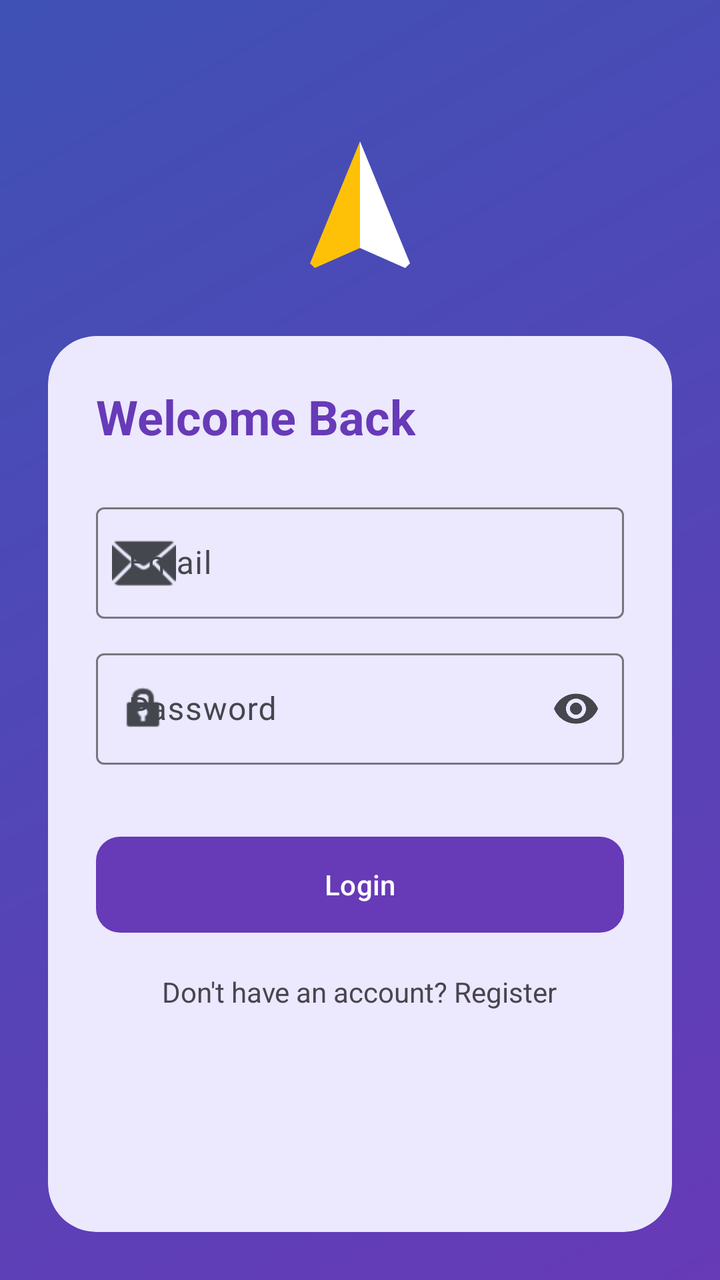
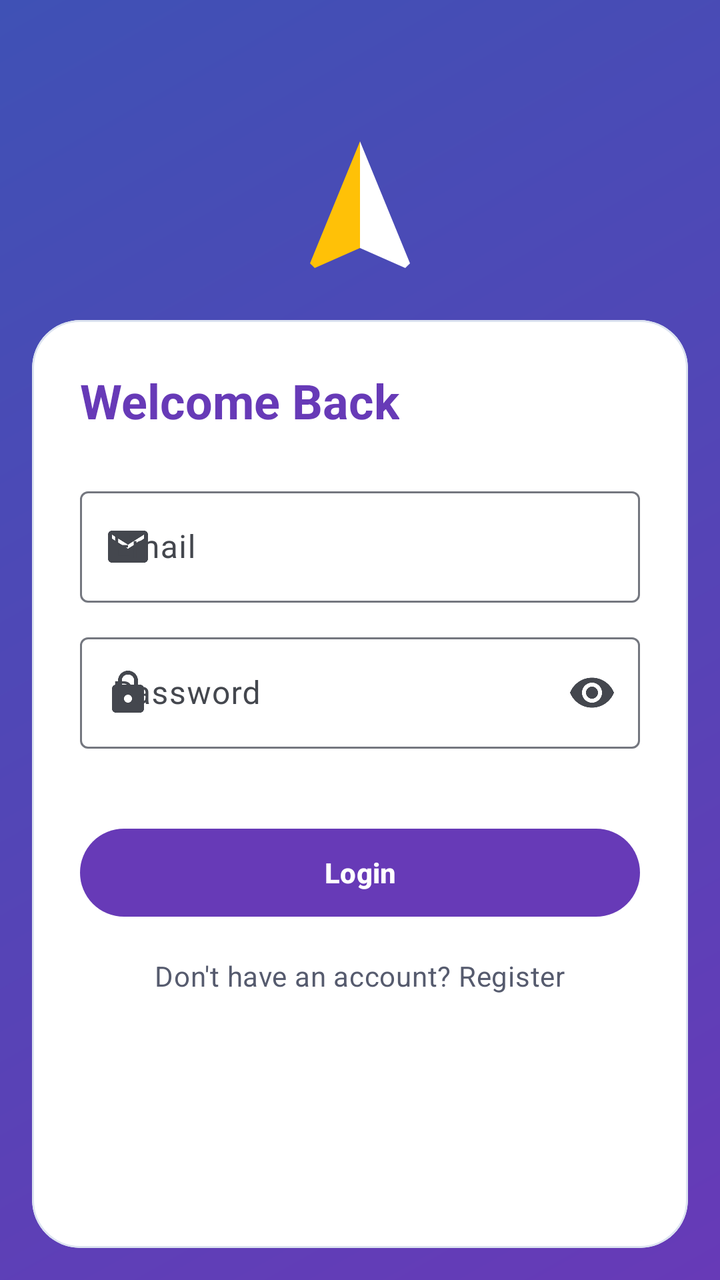

Two renders of the same Android screen: before a commit and after it. Below are the layout's source before the change and the commit's diff.
<!-- AndroidManifest.xml: application theme Theme.CampusConnect -->
<!-- res/layout/activity_login.xml -->
<?xml version="1.0" encoding="utf-8"?>
<androidx.constraintlayout.widget.ConstraintLayout xmlns:android="http://schemas.android.com/apk/res/android"
    xmlns:app="http://schemas.android.com/apk/res-auto"
    android:layout_width="match_parent"
    android:layout_height="match_parent"
    android:background="@drawable/bg_gradient_main">

    <ImageView
        android:id="@+id/loginLogo"
        android:layout_width="80dp"
        android:layout_height="80dp"
        android:layout_marginTop="64dp"
        android:src="@drawable/ic_campus_logo"
        app:layout_constraintEnd_toEndOf="parent"
        app:layout_constraintStart_toStartOf="parent"
        app:layout_constraintTop_toTopOf="parent"
        android:contentDescription="@string/cd_campusconnect_logo" />

    <androidx.core.widget.NestedScrollView
        android:id="@+id/loginScroll"
        android:layout_width="match_parent"
        android:layout_height="0dp"
        android:fillViewport="true"
        app:layout_constraintTop_toBottomOf="@id/loginLogo"
        app:layout_constraintBottom_toBottomOf="parent">

    <com.google.android.material.card.MaterialCardView
        android:layout_width="match_parent"
        android:layout_height="wrap_content"
        android:layout_margin="24dp"
        app:cardCornerRadius="24dp"
        app:cardElevation="0dp">

        <LinearLayout
            android:layout_width="match_parent"
            android:layout_height="wrap_content"
            android:orientation="vertical"
            android:padding="24dp">

            <TextView
                android:id="@+id/title"
                android:layout_width="wrap_content"
                android:layout_height="wrap_content"
                android:text="@string/welcome_back"
                android:textColor="?attr/colorPrimary"
                android:textSize="24sp"
                android:textStyle="bold" />

            <com.google.android.material.textfield.TextInputLayout
                android:id="@+id/emailLayout"
                style="@style/Widget.Material3.TextInputLayout.OutlinedBox"
                android:layout_width="match_parent"
                android:layout_height="wrap_content"
                android:layout_marginTop="24dp"
                android:hint="@string/email"
                app:startIconDrawable="@android:drawable/ic_dialog_email">

                <com.google.android.material.textfield.TextInputEditText
                    android:id="@+id/emailEditText"
                    android:layout_width="match_parent"
                    android:layout_height="wrap_content"
                    android:inputType="textEmailAddress" />
            </com.google.android.material.textfield.TextInputLayout>

            <com.google.android.material.textfield.TextInputLayout
                android:id="@+id/passwordLayout"
                style="@style/Widget.Material3.TextInputLayout.OutlinedBox"
                android:layout_width="match_parent"
                android:layout_height="wrap_content"
                android:layout_marginTop="12dp"
                android:hint="@string/password"
                app:endIconMode="password_toggle"
                app:startIconDrawable="@android:drawable/ic_lock_idle_lock">

                <com.google.android.material.textfield.TextInputEditText
                    android:id="@+id/passwordEditText"
                    android:layout_width="match_parent"
                    android:layout_height="wrap_content"
                    android:inputType="textPassword" />
            </com.google.android.material.textfield.TextInputLayout>

            <Button
                android:id="@+id/loginButton"
                android:layout_width="match_parent"
                android:layout_height="56dp"
                android:layout_marginTop="32dp"
                android:text="@string/login"
                app:cornerRadius="12dp" />

            <TextView
                android:id="@+id/registerTextView"
                android:layout_width="wrap_content"
                android:layout_height="wrap_content"
                android:layout_gravity="center"
                android:layout_marginTop="16dp"
                android:text="@string/no_account"
                android:textColor="?android:attr/textColorSecondary" />

        </LinearLayout>
    </com.google.android.material.card.MaterialCardView>

    </androidx.core.widget.NestedScrollView>

</androidx.constraintlayout.widget.ConstraintLayout>
<!-- resources referenced by this layout -->
<resources>
  <style name="Base.Theme.CampusConnect" parent="Theme.Material3.DayNight.NoActionBar">
          
          <item name="colorPrimary">@color/primary</item>
          <item name="colorOnPrimary">@color/on_primary</item>
          <item name="colorSecondary">@color/secondary</item>
          <item name="colorOnSecondary">@color/on_secondary</item>
          <item name="colorTertiary">@color/tertiary</item>
          <item name="colorOnTertiary">@color/on_tertiary</item>
          <item name="android:windowBackground">@color/background</item>
          <item name="colorSurface">@color/surface</item>
          <item name="colorOnSurface">@color/on_surface</item>
  
          <item name="colorSurfaceVariant">@color/surface_variant</item>
          <item name="colorOnSurfaceVariant">@color/on_surface_variant</item>
          <item name="colorError">@color/error</item>
          <item name="colorOnError">@color/on_error</item>
          <item name="colorOutline">@color/outline</item>
          <item name="colorOutlineVariant">@color/outline_variant</item>
          <item name="android:statusBarColor">@color/primary</item>
  
          
          <item name="materialCardViewStyle">@style/Widget.CampusConnect.Card</item>
          <item name="toolbarStyle">@style/Widget.CampusConnect.Toolbar</item>
      </style>
  <style name="Widget.CampusConnect.Card" parent="Widget.Material3.CardView.Elevated">
          
          <item name="cardBackgroundColor">@color/tile_bg</item>
          <item name="cardCornerRadius">18dp</item>
          <item name="cardElevation">0dp</item>
          <item name="strokeWidth">0dp</item>
      </style>
  <style name="Widget.CampusConnect.Toolbar" parent="Widget.Material3.Toolbar">
          <item name="navigationIconTint">?attr/colorOnPrimary</item>
          <item name="android:theme">@style/ThemeOverlay.CampusConnect.Toolbar</item>
      </style>
  <color name="tile_bg">#ECE8FE</color>
  <style name="ThemeOverlay.CampusConnect.Toolbar" parent="">
          <item name="colorControlNormal">?attr/colorOnPrimary</item>
      </style>
  <!-- unchanged entries left out for length: 26 -->
</resources>

<!-- the commit's change to res/layout/activity_login.xml (unified diff, before → after) -->
@@ -27,15 +27,14 @@
     <com.google.android.material.card.MaterialCardView
         android:layout_width="match_parent"
         android:layout_height="wrap_content"
-        android:layout_margin="24dp"
-        app:cardCornerRadius="24dp"
-        app:cardElevation="0dp">
+        android:layout_margin="@dimen/screen_gutter"
+        app:cardCornerRadius="@dimen/radius_hero">
 
         <LinearLayout
             android:layout_width="match_parent"
             android:layout_height="wrap_content"
             android:orientation="vertical"
-            android:padding="24dp">
+            android:padding="@dimen/space_xl">
 
             <TextView
                 android:id="@+id/title"
@@ -43,17 +42,16 @@
                 android:layout_height="wrap_content"
                 android:text="@string/welcome_back"
                 android:textColor="?attr/colorPrimary"
-                android:textSize="24sp"
-                android:textStyle="bold" />
+                android:textAppearance="@style/TextAppearance.CampusConnect.Headline" />
 
             <com.google.android.material.textfield.TextInputLayout
                 android:id="@+id/emailLayout"
                 style="@style/Widget.Material3.TextInputLayout.OutlinedBox"
                 android:layout_width="match_parent"
                 android:layout_height="wrap_content"
-                android:layout_marginTop="24dp"
+                android:layout_marginTop="@dimen/space_xl"
                 android:hint="@string/email"
-                app:startIconDrawable="@android:drawable/ic_dialog_email">
+                app:startIconDrawable="@drawable/ic_email">
 
                 <com.google.android.material.textfield.TextInputEditText
                     android:id="@+id/emailEditText"
@@ -67,10 +65,10 @@
                 style="@style/Widget.Material3.TextInputLayout.OutlinedBox"
                 android:layout_width="match_parent"
                 android:layout_height="wrap_content"
-                android:layout_marginTop="12dp"
+                android:layout_marginTop="@dimen/space_m"
                 android:hint="@string/password"
                 app:endIconMode="password_toggle"
-                app:startIconDrawable="@android:drawable/ic_lock_idle_lock">
+                app:startIconDrawable="@drawable/ic_lock">
 
                 <com.google.android.material.textfield.TextInputEditText
                     android:id="@+id/passwordEditText"
@@ -79,22 +77,31 @@
                     android:inputType="textPassword" />
             </com.google.android.material.textfield.TextInputLayout>
 
+            <com.google.android.material.progressindicator.LinearProgressIndicator
+                android:id="@+id/loginProgress"
+                android:layout_width="match_parent"
+                android:layout_height="wrap_content"
+                android:layout_marginTop="@dimen/space_xl"
+                android:indeterminate="true"
+                android:visibility="invisible"
+                app:indicatorColor="?attr/colorPrimary" />
+
             <Button
                 android:id="@+id/loginButton"
+                style="@style/Widget.CampusConnect.Button.Primary"
                 android:layout_width="match_parent"
-                android:layout_height="56dp"
-                android:layout_marginTop="32dp"
-                android:text="@string/login"
-                app:cornerRadius="12dp" />
+                android:layout_height="wrap_content"
+                android:layout_marginTop="@dimen/space_s"
+                android:text="@string/login" />
 
             <TextView
                 android:id="@+id/registerTextView"
                 android:layout_width="wrap_content"
                 android:layout_height="wrap_content"
                 android:layout_gravity="center"
-                android:layout_marginTop="16dp"
+                android:layout_marginTop="@dimen/space_l"
                 android:text="@string/no_account"
-                android:textColor="?android:attr/textColorSecondary" />
+                android:textAppearance="@style/TextAppearance.CampusConnect.BodySecondary" />
 
         </LinearLayout>
     </com.google.android.material.card.MaterialCardView>
<!-- resource entries referenced after the edit -->
@@ -1,5 +1,42 @@
 <!-- resources referenced by this layout -->
 <resources>
+  <dimen name="radius_hero">24dp</dimen>
+  <dimen name="screen_gutter">16dp</dimen>
+  <dimen name="space_l">16dp</dimen>
+  <dimen name="space_m">12dp</dimen>
+  <dimen name="space_s">8dp</dimen>
+  <dimen name="space_xl">24dp</dimen>
+  <!-- drawable ic_email (drawable) -->
+  <?xml version="1.0" encoding="utf-8"?>
+  <vector xmlns:android="http://schemas.android.com/apk/res/android"
+      android:width="24dp" android:height="24dp"
+      android:viewportWidth="24" android:viewportHeight="24">
+      <path android:fillColor="#FF000000"
+          android:pathData="M20,4H4c-1.1,0 -1.99,0.9 -1.99,2L2,18c0,1.1 0.9,2 2,2h16c1.1,0 2,-0.9 2,-2V6c0,-1.1 -0.9,-2 -2,-2zM20,8l-8,5 -8,-5V6l8,5 8,-5v2z" />
+  </vector>
+  <!-- drawable ic_lock (drawable) -->
+  <?xml version="1.0" encoding="utf-8"?>
+  <vector xmlns:android="http://schemas.android.com/apk/res/android"
+      android:width="24dp" android:height="24dp"
+      android:viewportWidth="24" android:viewportHeight="24">
+      <path android:fillColor="#FF000000"
+          android:pathData="M18,8h-1V6c0,-2.76 -2.24,-5 -5,-5S7,3.24 7,6v2H6c-1.1,0 -2,0.9 -2,2v10c0,1.1 0.9,2 2,2h12c1.1,0 2,-0.9 2,-2V10c0,-1.1 -0.9,-2 -2,-2zM12,17c-1.1,0 -2,-0.9 -2,-2s0.9,-2 2,-2 2,0.9 2,2 -0.9,2 -2,2zM15.1,8H8.9V6c0,-1.71 1.39,-3.1 3.1,-3.1 1.71,0 3.1,1.39 3.1,3.1v2z" />
+  </vector>
+  <style name="TextAppearance.CampusConnect.BodySecondary" parent="TextAppearance.Material3.BodyMedium">
+          <item name="android:textSize">14sp</item>
+          <item name="android:textColor">@color/text_secondary</item>
+      </style>
+  <style name="TextAppearance.CampusConnect.Headline" parent="TextAppearance.Material3.HeadlineSmall">
+          <item name="android:textSize">24sp</item>
+          <item name="android:textStyle">bold</item>
+          <item name="android:textColor">@color/text_primary</item>
+      </style>
+  <style name="Widget.CampusConnect.Button.Primary">
+          <item name="android:minHeight">@dimen/button_height</item>
+      </style>
+  <color name="text_secondary">#565B6E</color>
+  <color name="text_primary">#1B1B2F</color>
+  <dimen name="button_height">52dp</dimen>
   <style name="Base.Theme.CampusConnect" parent="Theme.Material3.DayNight.NoActionBar">
           
           <item name="colorPrimary">@color/primary</item>
@@ -22,22 +59,60 @@
   
           
           <item name="materialCardViewStyle">@style/Widget.CampusConnect.Card</item>
+          <item name="materialButtonStyle">@style/Widget.CampusConnect.Button</item>
+          <item name="materialAlertDialogTheme">@style/ThemeOverlay.CampusConnect.Dialog</item>
+          <item name="alertDialogTheme">@style/ThemeOverlay.CampusConnect.Dialog</item>
+          <item name="snackbarStyle">@style/Widget.CampusConnect.Snackbar</item>
+          <item name="android:windowAnimationStyle">@style/Animation.CampusConnect.Activity</item>
           <item name="toolbarStyle">@style/Widget.CampusConnect.Toolbar</item>
       </style>
-  <style name="Widget.CampusConnect.Card" parent="Widget.Material3.CardView.Elevated">
-          
-          <item name="cardBackgroundColor">@color/tile_bg</item>
-          <item name="cardCornerRadius">18dp</item>
+  <style name="Widget.CampusConnect.Card" parent="Widget.Material3.CardView.Outlined">
+          <item name="cardBackgroundColor">@color/card_surface</item>
+          <item name="cardCornerRadius">@dimen/radius_card</item>
           <item name="cardElevation">0dp</item>
-          <item name="strokeWidth">0dp</item>
+          <item name="strokeWidth">1dp</item>
+          <item name="strokeColor">@color/card_stroke</item>
+      </style>
+  <style name="Widget.CampusConnect.Button" parent="Widget.Material3.Button">
+          <item name="android:minHeight">@dimen/touch_target</item>
+          <item name="android:textAppearance">@style/TextAppearance.CampusConnect.Label</item>
+      </style>
+  <style name="ThemeOverlay.CampusConnect.Dialog" parent="ThemeOverlay.Material3.MaterialAlertDialog">
+          <item name="shapeAppearanceCornerExtraLarge">@style/ShapeAppearance.CampusConnect.Dialog</item>
+      </style>
+  <style name="Widget.CampusConnect.Snackbar" parent="Widget.Material3.Snackbar">
+          <item name="android:layout_margin">@dimen/space_m</item>
+      </style>
+  <style name="Animation.CampusConnect.Activity" parent="@android:style/Animation.Activity">
+          <item name="android:activityOpenEnterAnimation">@anim/screen_enter</item>
+          <item name="android:activityOpenExitAnimation">@anim/screen_exit_behind</item>
+          <item name="android:activityCloseEnterAnimation">@anim/screen_enter_behind</item>
+          <item name="android:activityCloseExitAnimation">@anim/screen_exit</item>
       </style>
   <style name="Widget.CampusConnect.Toolbar" parent="Widget.Material3.Toolbar">
-          <item name="navigationIconTint">?attr/colorOnPrimary</item>
+          <item name="navigationIconTint">@color/on_header</item>
+          <item name="titleTextColor">@color/on_header</item>
+          <item name="subtitleTextColor">@color/on_header_secondary</item>
           <item name="android:theme">@style/ThemeOverlay.CampusConnect.Toolbar</item>
       </style>
-  <color name="tile_bg">#ECE8FE</color>
+  <color name="card_surface">#FFFFFF</color>
+  <dimen name="radius_card">16dp</dimen>
+  <color name="card_stroke">#DCE3F0</color>
+  <dimen name="touch_target">48dp</dimen>
+  <style name="TextAppearance.CampusConnect.Label" parent="TextAppearance.Material3.LabelLarge">
+          <item name="android:textSize">14sp</item>
+          <item name="android:textStyle">bold</item>
+      </style>
+  <style name="ShapeAppearance.CampusConnect.Dialog" parent="">
+          <item name="cornerFamily">rounded</item>
+          <item name="cornerSize">@dimen/radius_hero</item>
+      </style>
+  <color name="on_header">#FFFFFF</color>
+  <color name="on_header_secondary">#E6E0FF</color>
   <style name="ThemeOverlay.CampusConnect.Toolbar" parent="">
-          <item name="colorControlNormal">?attr/colorOnPrimary</item>
+          
+          <item name="colorOnPrimary">@color/on_header</item>
+          <item name="colorControlNormal">@color/on_header</item>
       </style>
   <!-- unchanged entries left out for length: 26 -->
 </resources>
